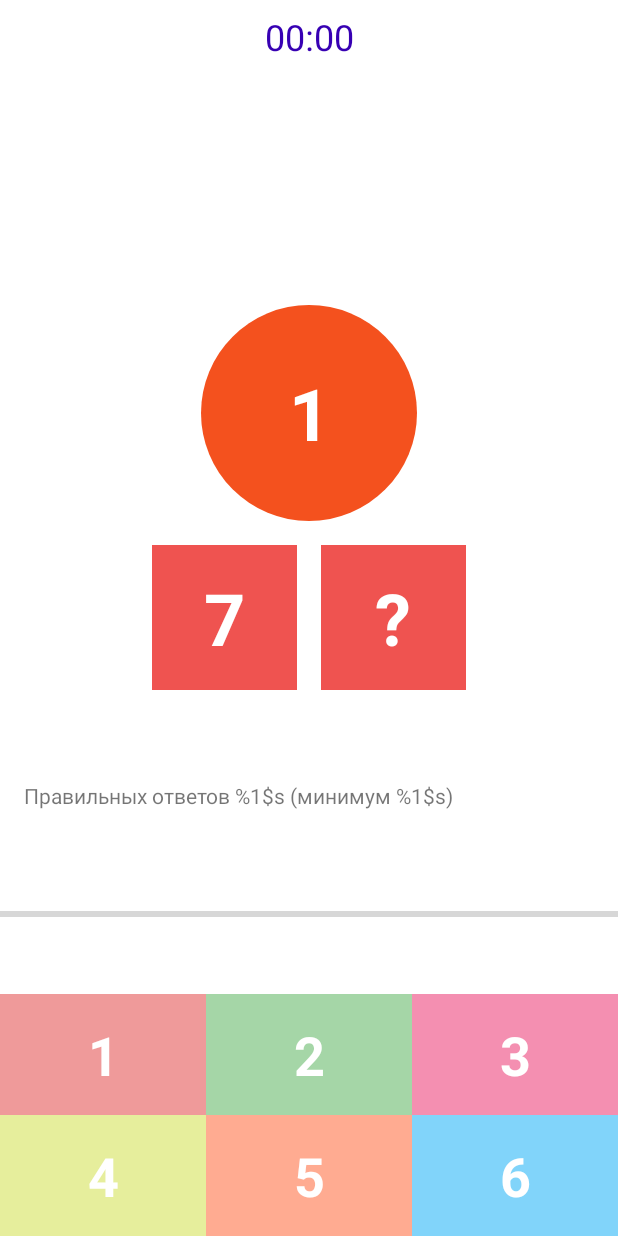
After one commit to Nirwash/MyComposition, an Android app: the layout fragment_game.xml on its own in the app's theme, with its tools: preview values and no code run, on a phone screen of 412 x 824 dp. The commit adds this screen. Run offline under Robolectric (Android 15) with nearby library versions, the phone set to English and light mode, and no system bars.

Commit message:
create ui

```diff
--- /dev/null
+++ b/app/src/main/res/drawable/circle_background.xml
@@ -0,0 +1,6 @@
+<?xml version="1.0" encoding="utf-8"?>
+<shape xmlns:android="http://schemas.android.com/apk/res/android"
+    android:shape="oval">
+    <solid android:color="@color/color_sum"/>
+
+</shape>
--- /dev/null
+++ b/app/src/main/res/drawable/ic_smile.xml
@@ -0,0 +1,5 @@
+<vector android:height="24dp" android:tint="#000000"
+    android:viewportHeight="24" android:viewportWidth="24"
+    android:width="24dp" xmlns:android="http://schemas.android.com/apk/res/android">
+    <path android:fillColor="@android:color/white" android:pathData="M9,11.75c-0.69,0 -1.25,0.56 -1.25,1.25s0.56,1.25 1.25,1.25 1.25,-0.56 1.25,-1.25 -0.56,-1.25 -1.25,-1.25zM15,11.75c-0.69,0 -1.25,0.56 -1.25,1.25s0.56,1.25 1.25,1.25 1.25,-0.56 1.25,-1.25 -0.56,-1.25 -1.25,-1.25zM12,2C6.48,2 2,6.48 2,12s4.48,10 10,10 10,-4.48 10,-10S17.52,2 12,2zM12,20c-4.41,0 -8,-3.59 -8,-8 0,-0.29 0.02,-0.58 0.05,-0.86 2.36,-1.05 4.23,-2.98 5.21,-5.37C11.07,8.33 14.05,10 17.42,10c0.78,0 1.53,-0.09 2.25,-0.26 0.21,0.71 0.33,1.47 0.33,2.26 0,4.41 -3.59,8 -8,8z"/>
+</vector>
--- /dev/null
+++ b/app/src/main/res/layout/fragment_game.xml
@@ -0,0 +1,153 @@
+<?xml version="1.0" encoding="utf-8"?>
+<androidx.constraintlayout.widget.ConstraintLayout xmlns:android="http://schemas.android.com/apk/res/android"
+    xmlns:app="http://schemas.android.com/apk/res-auto"
+    xmlns:tools="http://schemas.android.com/tools"
+    android:layout_width="match_parent"
+    android:layout_height="match_parent"
+    tools:context=".presentation.GameFragment">
+
+    <TextView
+        android:id="@+id/tvTimer"
+        android:layout_width="wrap_content"
+        android:layout_height="wrap_content"
+        android:layout_margin="@dimen/small_margin"
+        android:textColor="@color/purple_700"
+        android:textSize="24sp"
+        app:layout_constraintEnd_toEndOf="parent"
+        app:layout_constraintStart_toStartOf="parent"
+        app:layout_constraintTop_toTopOf="parent"
+        tools:text="00:00" />
+
+    <TextView
+        android:id="@+id/tvSum"
+        style="@style/QuestionTextStyle"
+        android:layout_width="144dp"
+        android:layout_height="144dp"
+        android:background="@drawable/circle_background"
+        app:layout_constraintBottom_toTopOf="@id/tvLeftNumber"
+        app:layout_constraintEnd_toEndOf="parent"
+        app:layout_constraintStart_toStartOf="parent"
+        app:layout_constraintTop_toTopOf="parent"
+        app:layout_constraintVertical_chainStyle="packed"
+        tools:text="1" />
+
+    <TextView
+        android:id="@+id/tvLeftNumber"
+        style="@style/QuestionTextStyle"
+        android:layout_width="0dp"
+        android:layout_height="wrap_content"
+        android:background="@color/color_question"
+        app:layout_constraintBottom_toTopOf="@id/tvOption1"
+        app:layout_constraintDimensionRatio="1:1"
+        app:layout_constraintEnd_toStartOf="@id/tvQuestion"
+        app:layout_constraintHorizontal_chainStyle="packed"
+        app:layout_constraintStart_toStartOf="parent"
+        app:layout_constraintTop_toBottomOf="@id/tvSum"
+        tools:text="7" />
+
+    <TextView
+        android:id="@+id/tvQuestion"
+        style="@style/QuestionTextStyle"
+        android:layout_width="0dp"
+        android:layout_height="wrap_content"
+        android:background="@color/color_question"
+        android:text="@string/question_mark"
+        app:layout_constraintBottom_toBottomOf="@id/tvLeftNumber"
+        app:layout_constraintDimensionRatio="1:1"
+        app:layout_constraintEnd_toEndOf="parent"
+        app:layout_constraintHorizontal_chainStyle="packed"
+        app:layout_constraintStart_toEndOf="@id/tvLeftNumber"
+        app:layout_constraintTop_toTopOf="@id/tvLeftNumber" />
+
+    <TextView
+        android:id="@+id/tvOption1"
+        style="@style/OptionTextStyle"
+        android:layout_width="0dp"
+        android:layout_height="wrap_content"
+        android:background="@color/color_opt1"
+        app:layout_constraintBottom_toTopOf="@id/tvOption4"
+        app:layout_constraintEnd_toStartOf="@id/tvOption5"
+        app:layout_constraintHorizontal_chainStyle="spread"
+        app:layout_constraintStart_toStartOf="parent"
+        tools:text="1" />
+
+    <TextView
+        android:id="@+id/tvOption2"
+        style="@style/OptionTextStyle"
+        android:layout_width="0dp"
+        android:layout_height="wrap_content"
+        android:background="@color/color_opt2"
+        app:layout_constraintBottom_toTopOf="@id/tvOption4"
+        app:layout_constraintEnd_toStartOf="@id/tvOption6"
+        app:layout_constraintStart_toEndOf="@id/tvOption4"
+        tools:text="2" />
+
+    <TextView
+        android:id="@+id/tvOption3"
+        style="@style/OptionTextStyle"
+        android:layout_width="0dp"
+        android:layout_height="wrap_content"
+        android:background="@color/color_opt3"
+        app:layout_constraintBottom_toTopOf="@id/tvOption4"
+        app:layout_constraintEnd_toEndOf="parent"
+        app:layout_constraintStart_toEndOf="@id/tvOption5"
+        tools:text="3" />
+
+    <TextView
+        android:id="@+id/tvOption4"
+        style="@style/OptionTextStyle"
+        android:layout_width="0dp"
+        android:layout_height="wrap_content"
+        android:background="@color/color_opt4"
+        app:layout_constraintBottom_toBottomOf="parent"
+        app:layout_constraintEnd_toStartOf="@id/tvOption5"
+        app:layout_constraintHorizontal_chainStyle="spread"
+        app:layout_constraintStart_toStartOf="parent"
+        tools:text="4" />
+
+    <TextView
+        android:id="@+id/tvOption5"
+        style="@style/OptionTextStyle"
+        android:layout_width="0dp"
+        android:layout_height="wrap_content"
+        android:background="@color/color_opt5"
+        app:layout_constraintBottom_toBottomOf="parent"
+        app:layout_constraintEnd_toStartOf="@id/tvOption6"
+        app:layout_constraintStart_toEndOf="@id/tvOption4"
+        tools:text="5" />
+
+    <TextView
+        android:id="@+id/tvOption6"
+        style="@style/OptionTextStyle"
+        android:layout_width="0dp"
+        android:layout_height="wrap_content"
+        android:background="@color/color_opt6"
+        app:layout_constraintBottom_toBottomOf="parent"
+        app:layout_constraintEnd_toEndOf="parent"
+        app:layout_constraintStart_toEndOf="@id/tvOption5"
+        tools:text="6" />
+
+    <TextView
+        android:id="@+id/tvAnswerProgress"
+        android:layout_width="match_parent"
+        android:layout_height="wrap_content"
+        android:layout_margin="@dimen/normal_margin"
+        android:text="@string/text_answer_progress"
+        app:layout_constraintBottom_toTopOf="@id/progressBar"
+        app:layout_constraintTop_toBottomOf="@id/tvLeftNumber"
+        app:layout_constraintVertical_chainStyle="spread" />
+
+    <ProgressBar
+        android:id="@+id/progressBar"
+        style="@style/Widget.AppCompat.ProgressBar.Horizontal"
+        android:layout_width="0dp"
+        android:layout_height="wrap_content"
+        android:max="100"
+        android:secondaryProgressTint="@android:color/background_dark"
+        app:layout_constraintBottom_toTopOf="@id/tvOption2"
+        app:layout_constraintEnd_toEndOf="parent"
+        app:layout_constraintStart_toStartOf="parent"
+        app:layout_constraintTop_toBottomOf="@id/tvAnswerProgress" />
+
+
+</androidx.constraintlayout.widget.ConstraintLayout>
--- a/app/src/main/res/values/colors.xml
+++ b/app/src/main/res/values/colors.xml
@@ -7,4 +7,16 @@
     <color name="teal_700">#FF018786</color>
     <color name="black">#FF000000</color>
     <color name="white">#FFFFFFFF</color>
+
+
+    <color name="color_sum">#F4511E</color>
+    <color name="color_question">#EF5350</color>
+
+    <color name="color_opt1">#EF9A9A</color>
+    <color name="color_opt2">#A5D6A7</color>
+    <color name="color_opt3">#F48FB1</color>
+
+    <color name="color_opt4">#E6EE9C</color>
+    <color name="color_opt5">#FFAB91</color>
+    <color name="color_opt6">#81D4FA</color>
 </resources>
--- /dev/null
+++ b/app/src/main/res/values/dimens.xml
@@ -0,0 +1,6 @@
+<?xml version="1.0" encoding="utf-8"?>
+<resources xmlns:tools="http://schemas.android.com/tools">
+    <dimen name="normal_margin" tools:ignore="MissingDefaultResource">16dp</dimen>
+    <dimen name="big_margin">32dp</dimen>
+    <dimen name="small_margin">8dp</dimen>
+</resources>
--- /dev/null
+++ b/app/src/main/res/values/styles.xml
@@ -0,0 +1,20 @@
+<?xml version="1.0" encoding="utf-8"?>
+<resources>
+
+    <style name="QuestionTextStyle">
+        <item name="android:padding">16dp</item>
+        <item name="android:textSize">48sp</item>
+        <item name="android:gravity">center</item>
+        <item name="android:textStyle">bold</item>
+        <item name="android:layout_margin">@dimen/small_margin</item>
+        <item name="android:textColor">@color/white</item>
+    </style>
+
+    <style name="OptionTextStyle">
+        <item name="android:padding">16dp</item>
+        <item name="android:textSize">36sp</item>
+        <item name="android:textStyle">bold</item>
+        <item name="android:gravity">center</item>
+        <item name="android:textColor">@color/white</item>
+    </style>
+</resources>
```
Also changed, not shown: app/src/main/java/com/nirwashh/android/mycomposition/presentation/ChooseLevelFragment.kt (added, +27 -0 lines), app/src/main/java/com/nirwashh/android/mycomposition/presentation/GameFinishedFragment.kt (added, +27 -0 lines), app/src/main/java/com/nirwashh/android/mycomposition/presentation/GameFragment.kt (added, +27 -0 lines), app/src/main/java/com/nirwashh/android/mycomposition/presentation/WelcomeFragment.kt (added, +27 -0 lines), app/src/main/res/layout/activity_main.xml (+3 -14 lines), app/src/main/res/layout/fragment_choose_level.xml (added, +50 -0 lines), app/src/main/res/layout/fragment_game_finished.xml (added, +70 -0 lines), app/src/main/res/layout/fragment_welcome.xml (added, +56 -0 lines), app/src/main/res/values/strings.xml (+20 -0 lines), app/src/main/res/drawable/ic_loose.png (added), app/src/main/res/drawable/ic_win.jpg (added), 1 other file.
